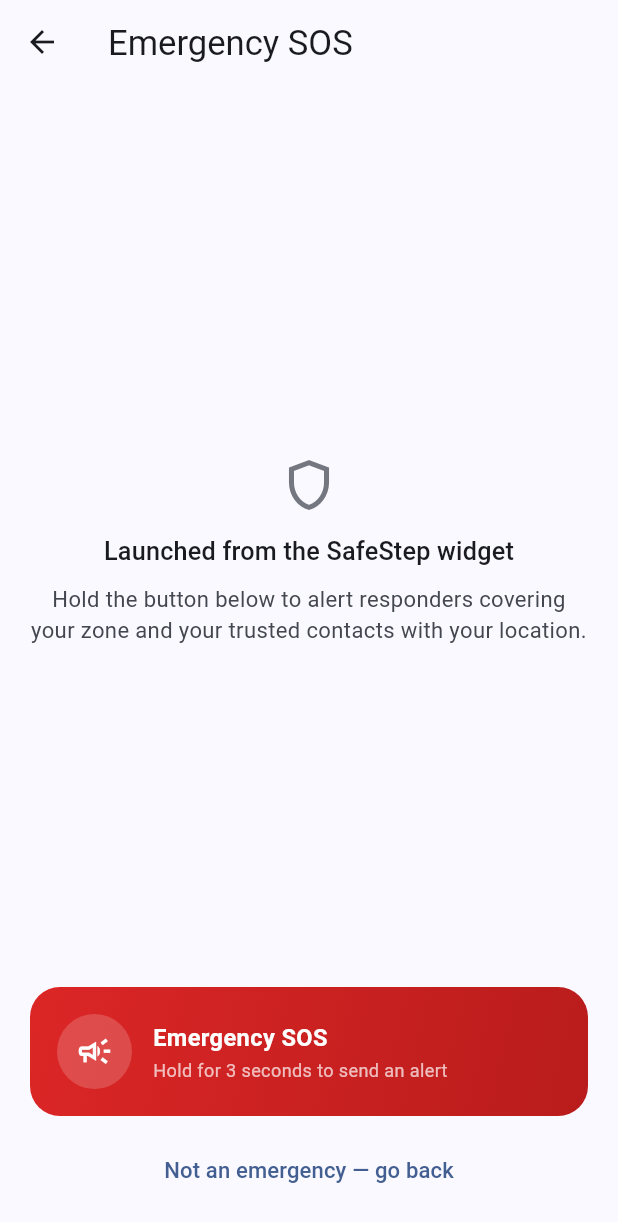
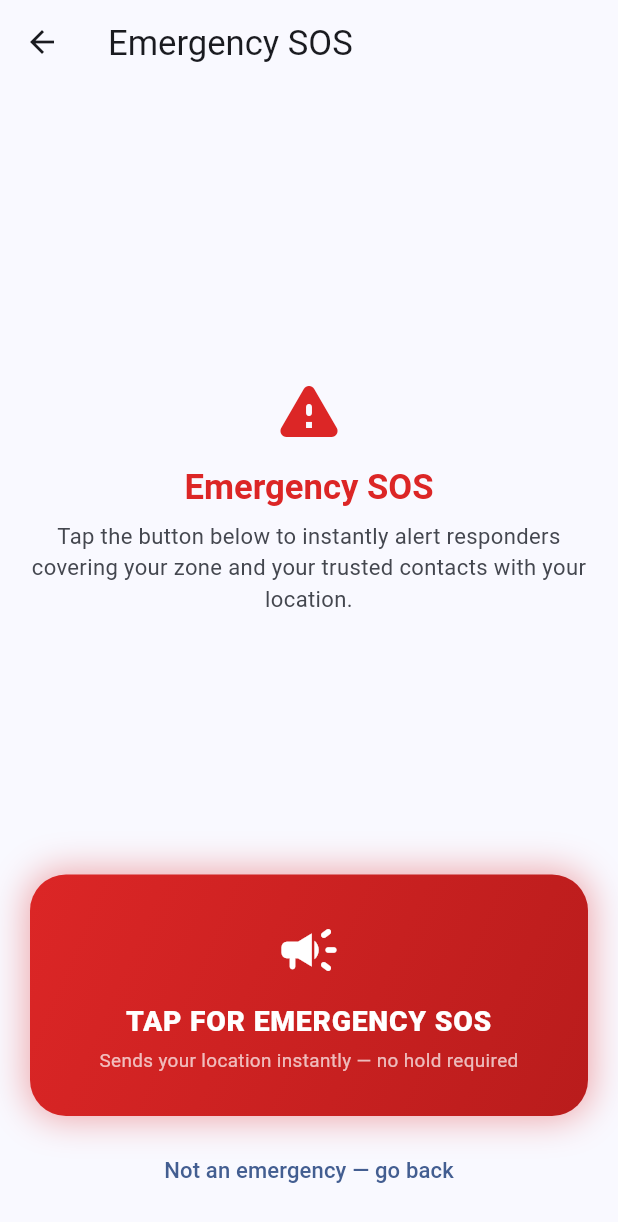
Before and after one commit to IsagoMogadile/SafeStep, a Flutter app: the QuickSosScreen screen opened directly, on a phone screen of 412 x 824 dp. Shown: the top 1222 px of the screen. Run offline on Flutter 3.47's test engine with Material 3 defaults, Android fonts, the phone set to English and light mode, and no system bars; our stand-ins replace connectivity_plus, flutter_contacts, flutter_dotenv, flutter_local_notifications, flutter_map, flutter_tts and 6 more; missing offline and left inert: google_mlkit_text_recognition, home_widget; accounts and stored records are empty.

Commit message:
Add Quick Settings tile, offline-sync notifications, practice mode, and fix a meeting-point map bug
New:
- Quick Settings tile (SosQuickSettingsTileService) as a second entry
  point to the same tap-to-alert SOS flow, reachable with the phone
  still locked (swipe down twice) rather than requiring an unlock like
  the home-screen widget does.
- SyncManager now fires a local notification once a queued offline
  alert/report/contact actually syncs, closing the loop on "did this
  really get sent" that previously had no feedback at all.
- A Practice Emergency Alert mode (Settings > Safety) that walks through
  the real 3-second hold UX without ever creating an alert, calling
  anyone, or touching the network.
- Unit tests for the offline pending-sync queues and the role-resolution
  cache added in the last session.

Fix:
- Invite a Companion's new meeting-point step (migration 0020) could
  compute a "meet halfway" point kilometers from both people if the
  walker and companion's devices were far apart, producing a map zoomed
  out to near-uselessness (reported as "shows yellow and a line"). Adds
  a 3km sanity cap — beyond that, skips the meeting point and falls back
  to the original "watch their journey to the destination" behaviour.

```diff
--- a/lib/core/offline/sync_manager.dart
+++ b/lib/core/offline/sync_manager.dart
@@ -4,11 +4,18 @@
 
 import '../../features/auth/data/trusted_contact_repository.dart';
 import '../../features/student/data/alert_repository.dart';
+import '../notifications/notification_service.dart';
 import '../storage/storage_uploader.dart';
 import '../supabase/supabase_service.dart';
 import 'pending_alert_queue.dart';
 import 'pending_contact_queue.dart';
 import 'pending_report_queue.dart';
+
+const _alertTypeLabels = {
+  'panic': 'Your emergency alert',
+  'silent': 'Your silent alert',
+  'walk_escalation': 'Your Safe Walks alert',
+};
 
 /// Replays everything queued while offline (see the `pending_*_queue.dart`
 /// files) once a connection is available again — the "Pending Sync" →
@@ -51,6 +58,11 @@
           overrideTriggeredAtIso: item['triggered_at'] as String,
         );
         await PendingAlertQueue.removeById(item['local_id'] as String);
+        final label = _alertTypeLabels[item['alert_type']] ?? 'Your alert';
+        await NotificationService.instance.showOfflineSyncNotification(
+          title: 'Alert sent',
+          body: '$label from earlier has now reached responders and your trusted contacts.',
+        );
       } catch (e) {
         debugPrint('SyncManager: alert sync failed, will retry later — $e');
       }
@@ -83,6 +95,10 @@
           'status': 'new',
         });
         await PendingReportQueue.removeById(item['local_id'] as String);
+        await NotificationService.instance.showOfflineSyncNotification(
+          title: 'Report sent',
+          body: 'Your incident report saved while offline has now been submitted.',
+        );
       } catch (e) {
         debugPrint('SyncManager: report sync failed, will retry later — $e');
       }
@@ -100,6 +116,11 @@
           phone: item['phone'] as String?,
         );
         await PendingContactQueue.removeById(item['local_id'] as String);
+        await NotificationService.instance.showOfflineSyncNotification(
+          title: 'Contact added',
+          body: '${item['name']} was saved while offline and has now been added to your '
+              'trusted contacts.',
+        );
       } catch (e) {
         debugPrint('SyncManager: contact sync failed, will retry later — $e');
       }
--- a/lib/features/student/presentation/quick_sos_screen.dart
+++ b/lib/features/student/presentation/quick_sos_screen.dart
@@ -1,14 +1,19 @@
 import 'package:flutter/material.dart';
 
+import '../../../core/theme/app_theme.dart';
 import 'widgets/sos_activation.dart';
-import 'widgets/sos_hold_button.dart';
+import 'widgets/sos_tap_button.dart';
 
 /// Landing screen when SafeStep is launched from the home-screen SOS
-/// widget — skips Home entirely so the only thing between tapping the
-/// widget and the same 3-second hold-to-confirm flow used everywhere
-/// else in the app is this one screen. Still deliberate-hold, not a
-/// one-tap trigger (scope.md §5), so a pocket-tap on the widget can't
-/// fire a false alert on its own.
+/// widget — skips Home entirely. Unlike the Home tab's 3-second
+/// hold-to-confirm [SosHoldButton], this uses [SosTapButton] (a single
+/// tap) — reaching this screen already meant deliberately finding and
+/// tapping the widget itself, so the extra hold mainly costs time a
+/// rushed or coerced student may not have. To make that trade-off feel
+/// right, this screen reads unmistakably as an emergency control (red,
+/// bold, explicit) — the discreet, blend-in styling belongs to the
+/// widget tile on the home screen, not to this already-deliberate
+/// confirmation step.
 class QuickSosScreen extends StatelessWidget {
   const QuickSosScreen({super.key});
 
@@ -24,22 +29,24 @@
           child: Column(
             children: [
               const Spacer(),
-              Icon(Icons.shield_outlined, size: 40, color: colorScheme.outline),
+              const Icon(Icons.warning_rounded, size: 48, color: AppColors.alert),
               const SizedBox(height: 12),
               Text(
-                'Launched from the SafeStep widget',
+                'Emergency SOS',
                 textAlign: TextAlign.center,
-                style: Theme.of(context).textTheme.titleMedium,
+                style: Theme.of(
+                  context,
+                ).textTheme.titleLarge?.copyWith(color: AppColors.alert, fontWeight: FontWeight.bold),
               ),
               const SizedBox(height: 8),
               Text(
-                'Hold the button below to alert responders covering your '
-                'zone and your trusted contacts with your location.',
+                'Tap the button below to instantly alert responders covering '
+                'your zone and your trusted contacts with your location.',
                 textAlign: TextAlign.center,
                 style: TextStyle(color: colorScheme.onSurfaceVariant),
               ),
               const Spacer(),
-              SosHoldButton(onActivated: () => handleSosActivated(context)),
+              SosTapButton(onActivated: () => handleSosActivated(context)),
               const SizedBox(height: 12),
               TextButton(
                 onPressed: () => Navigator.of(context).pop(),
--- /dev/null
+++ b/lib/features/student/presentation/widgets/sos_tap_button.dart
@@ -0,0 +1,130 @@
+import 'package:flutter/material.dart';
+import 'package:flutter/services.dart' show HapticFeedback;
+
+import '../../../../core/supabase/supabase_service.dart';
+import '../../../../core/theme/app_theme.dart';
+import '../../data/alert_repository.dart';
+
+/// One-tap emergency trigger — used only on [QuickSosScreen] (the
+/// home-screen-widget landing screen), never the in-app Home tab's
+/// [SosHoldButton]. Reaching this screen already took a deliberate
+/// action (finding and tapping the widget itself, off the phone's normal
+/// unlock flow), so the extra 3-second hold that guards the Home tab's
+/// button against an accidental pocket-press doesn't buy much more
+/// protection here — it only costs seconds a rushed or coerced student
+/// may not have. Still runs the same misuse gate as the hold button
+/// before firing, and still looks and reads unmistakably like an
+/// emergency control, since by this point there's no "someone glancing
+/// at the screen" concern the way there is for the discreet widget tile
+/// itself.
+class SosTapButton extends StatefulWidget {
+  const SosTapButton({super.key, required this.onActivated});
+
+  final VoidCallback onActivated;
+
+  @override
+  State<SosTapButton> createState() => _SosTapButtonState();
+}
+
+class _SosTapButtonState extends State<SosTapButton> {
+  final _repository = AlertRepository();
+  bool _isChecking = false;
+
+  Future<void> _handleTap() async {
+    if (_isChecking) return;
+    setState(() => _isChecking = true);
+    try {
+      final userId = SupabaseService.client.auth.currentUser?.id;
+      if (userId != null) {
+        final bannedUntil = await _repository.checkSosGate(userId);
+        if (bannedUntil != null) {
+          if (mounted) _showBannedMessage(bannedUntil);
+          return;
+        }
+      }
+      HapticFeedback.heavyImpact();
+      widget.onActivated();
+    } finally {
+      if (mounted) setState(() => _isChecking = false);
+    }
+  }
+
+  void _showBannedMessage(DateTime until) {
+    final minutesLeft = until.difference(DateTime.now()).inMinutes + 1;
+    ScaffoldMessenger.of(context).showSnackBar(
+      SnackBar(
+        duration: const Duration(seconds: 5),
+        content: Text(
+          'SOS is temporarily disabled ($minutesLeft min left) after repeated '
+          'triggers. Call security directly for a real emergency.',
+        ),
+      ),
+    );
+  }
+
+  @override
+  Widget build(BuildContext context) {
+    return Semantics(
+      button: true,
+      label: 'Emergency SOS',
+      hint:
+          'Tap once to send an alert with your location to responders and '
+          'trusted contacts',
+      child: Material(
+        color: Colors.transparent,
+        child: InkWell(
+          onTap: _handleTap,
+          borderRadius: BorderRadius.circular(24),
+          child: Container(
+            width: double.infinity,
+            padding: const EdgeInsets.all(28),
+            decoration: BoxDecoration(
+              borderRadius: BorderRadius.circular(24),
+              gradient: const LinearGradient(
+                begin: Alignment.topLeft,
+                end: Alignment.bottomRight,
+                colors: [AppColors.alert, Color(0xFFB91C1C)],
+              ),
+              boxShadow: [
+                BoxShadow(
+                  color: AppColors.alert.withValues(alpha: 0.4),
+                  blurRadius: 20,
+                  spreadRadius: 2,
+                ),
+              ],
+            ),
+            child: Column(
+              mainAxisSize: MainAxisSize.min,
+              children: [
+                _isChecking
+                    ? const SizedBox(
+                        width: 40,
+                        height: 40,
+                        child: CircularProgressIndicator(color: Colors.white, strokeWidth: 3),
+                      )
+                    : const Icon(Icons.campaign_rounded, color: Colors.white, size: 44),
+                const SizedBox(height: 12),
+                const Text(
+                  'TAP FOR EMERGENCY SOS',
+                  textAlign: TextAlign.center,
+                  style: TextStyle(
+                    color: Colors.white,
+                    fontSize: 18,
+                    fontWeight: FontWeight.w800,
+                    letterSpacing: 0.5,
+                  ),
+                ),
+                const SizedBox(height: 4),
+                const Text(
+                  'Sends your location instantly — no hold required',
+                  textAlign: TextAlign.center,
+                  style: TextStyle(color: Colors.white70, fontSize: 12),
+                ),
+              ],
+            ),
+          ),
+        ),
+      ),
+    );
+  }
+}
```
Also changed, not shown: lib/core/location/route_service.dart (+8 -0 lines), lib/core/notifications/notification_service.dart (+28 -0 lines), lib/features/student/presentation/practice_sos_screen.dart (added, +177 -0 lines), lib/features/student/presentation/settings_screen.dart (+14 -0 lines), lib/features/student/presentation/walk_with_me/companion_invites_screen.dart (+15 -4 lines), 5 other files.
